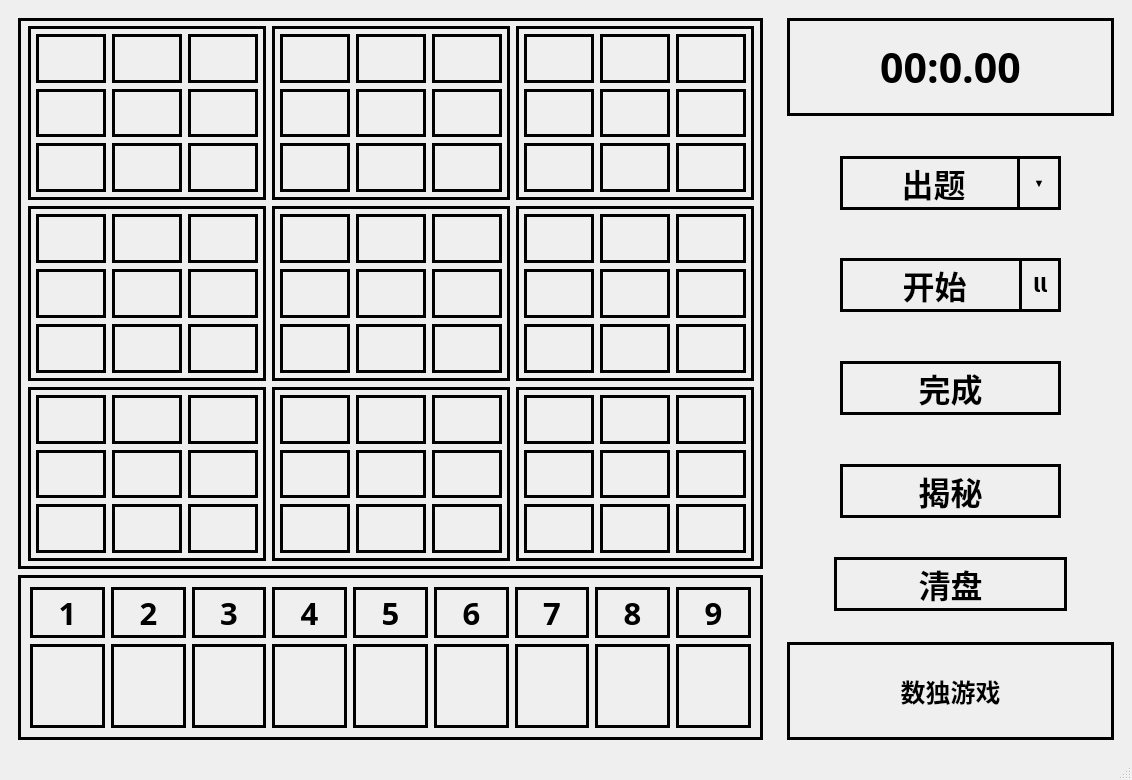
Qt form mainwindow.ui (songxingling1/Sudoku) before a commit.
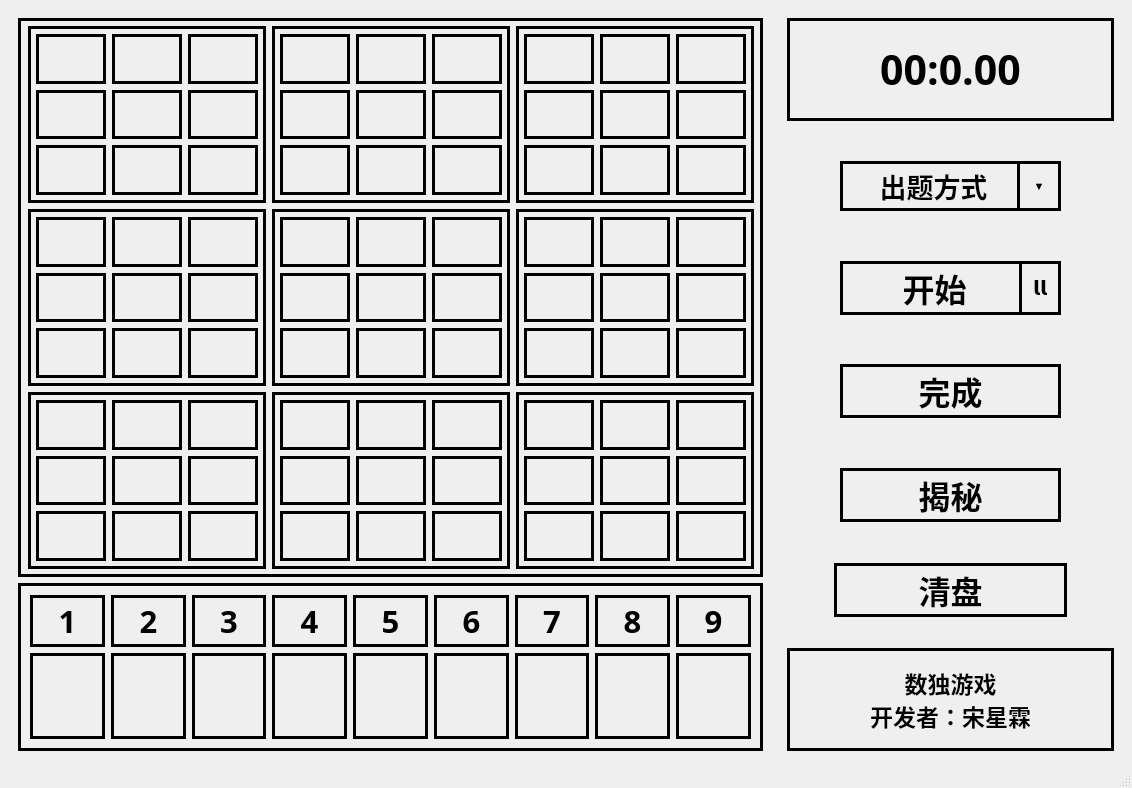
The same form after that commit. Icons and pictures are not drawn. Custom widgets are drawn as their Qt base class.

Diff of the .ui file:
```diff
--- a/mainwindow.ui
+++ b/mainwindow.ui
@@ -7,7 +7,7 @@
     <x>0</x>
     <y>0</y>
     <width>1132</width>
-    <height>780</height>
+    <height>788</height>
    </rect>
   </property>
   <property name="sizePolicy">
@@ -18,8 +18,8 @@
   </property>
   <property name="minimumSize">
    <size>
-    <width>0</width>
-    <height>0</height>
+    <width>1132</width>
+    <height>788</height>
    </size>
   </property>
   <property name="windowTitle">
@@ -41,6 +41,17 @@
      <verstretch>0</verstretch>
     </sizepolicy>
    </property>
+   <property name="minimumSize">
+    <size>
+     <width>0</width>
+     <height>769</height>
+    </size>
+   </property>
+   <property name="font">
+    <font>
+     <pointsize>9</pointsize>
+    </font>
+   </property>
    <property name="styleSheet">
     <string notr="true">QWidget#centralwidget {
 	margin: 10px;
@@ -3931,11 +3942,18 @@
                 <verstretch>0</verstretch>
                </sizepolicy>
               </property>
+              <property name="minimumSize">
+               <size>
+                <width>0</width>
+                <height>50</height>
+               </size>
+              </property>
               <property name="font">
                <font>
                 <family>华文宋体</family>
-                <pointsize>24</pointsize>
+                <pointsize>20</pointsize>
                 <bold>true</bold>
+                <kerning>true</kerning>
                </font>
               </property>
               <property name="styleSheet">
@@ -3948,7 +3966,7 @@
 }</string>
               </property>
               <property name="text">
-               <string>出题</string>
+               <string>出题方式</string>
               </property>
               <property name="flat">
                <bool>false</bool>
@@ -4349,7 +4367,7 @@
          <property name="font">
           <font>
            <family>华文宋体</family>
-           <pointsize>19</pointsize>
+           <pointsize>17</pointsize>
            <bold>true</bold>
            <underline>false</underline>
           </font>
@@ -4363,7 +4381,8 @@
 }</string>
          </property>
          <property name="text">
-          <string>数独游戏</string>
+          <string>数独游戏
+开发者：宋星霖</string>
          </property>
          <property name="alignment">
           <set>Qt::AlignCenter</set>
```
